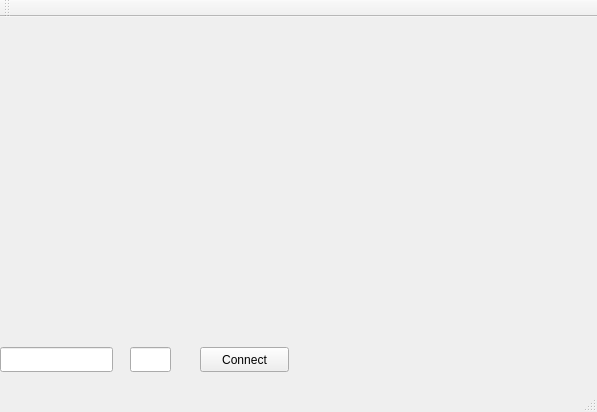
Qt form RobotClient/mainwindow.ui (RissanenGit/RobotProject) before a commit.
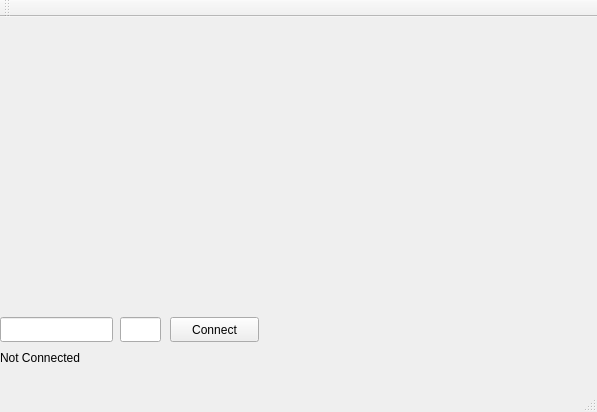
The same form after that commit.

Patch:
```diff
--- a/RobotClient/mainwindow.ui
+++ b/RobotClient/mainwindow.ui
@@ -17,8 +17,8 @@
    <widget class="QPushButton" name="connectButton">
     <property name="geometry">
      <rect>
-      <x>200</x>
-      <y>330</y>
+      <x>170</x>
+      <y>300</y>
       <width>89</width>
       <height>25</height>
      </rect>
@@ -31,7 +31,7 @@
     <property name="geometry">
      <rect>
       <x>0</x>
-      <y>330</y>
+      <y>300</y>
       <width>113</width>
       <height>25</height>
      </rect>
@@ -40,13 +40,26 @@
    <widget class="QLineEdit" name="portField">
     <property name="geometry">
      <rect>
-      <x>130</x>
-      <y>330</y>
+      <x>120</x>
+      <y>300</y>
       <width>41</width>
       <height>25</height>
      </rect>
     </property>
    </widget>
+   <widget class="QLabel" name="statusLabel">
+    <property name="geometry">
+     <rect>
+      <x>0</x>
+      <y>330</y>
+      <width>271</width>
+      <height>21</height>
+     </rect>
+    </property>
+    <property name="text">
+     <string>Not Connected</string>
+    </property>
+   </widget>
   </widget>
   <widget class="QMenuBar" name="menuBar">
    <property name="geometry">
```
